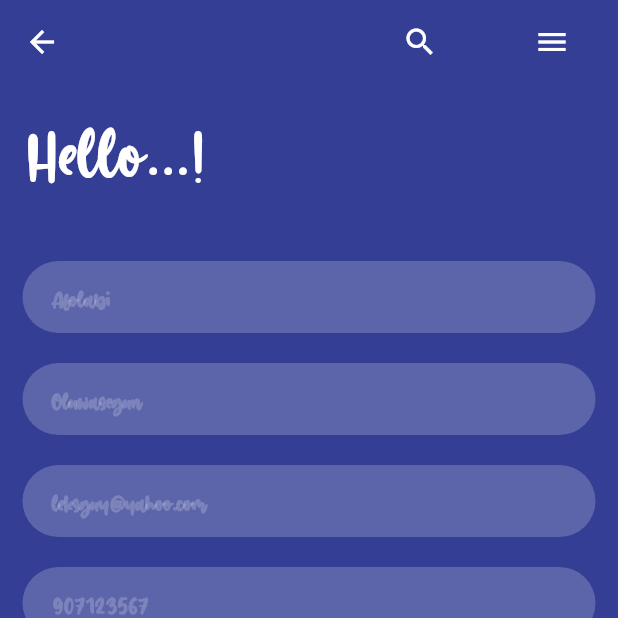
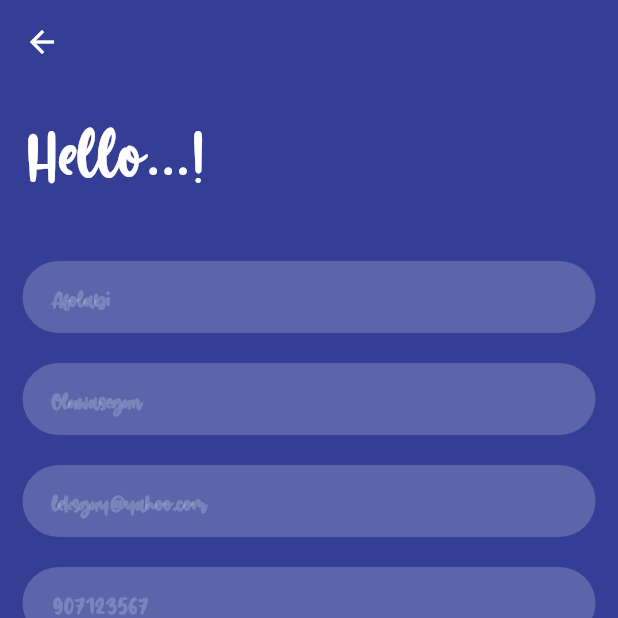
Before and after one commit to lekkss/flutter-authentication-ui, a Flutter app: the SignUp screen opened directly, on a phone screen of 412 x 824 dp, the top half of it. Run offline on Flutter 3.47's test engine with Material 2 defaults, Android fonts, the light colour scheme and no system bars.

Commit message:
screenshots

```diff
--- a/lib/screens/signup_page.dart
+++ b/lib/screens/signup_page.dart
@@ -10,19 +10,19 @@ class SignUp extends StatelessWidget {
       appBar: AppBar(
         elevation: 0,
         backgroundColor: Color(0XFF343E95),
-        actions: <Widget>[
-          FlatButton(
-            onPressed: () {},
-            child: Icon(Icons.search, color: Colors.white),
-          ),
-          FlatButton(
-            onPressed: () {},
-            child: Icon(
-              Icons.menu,
-              color: Colors.white,
-            ),
-          ),
-        ],
+        // actions: <Widget>[
+        //   FlatButton(
+        //     onPressed: () {},
+        //     child: Icon(Icons.search, color: Colors.white),
+        //   ),
+        //   FlatButton(
+        //     onPressed: () {},
+        //     child: Icon(
+        //       Icons.menu,
+        //       color: Colors.white,
+        //     ),
+        //   ),
+        // ],
       ),
       backgroundColor: Color(0XFF343E95),
       body: SingleChildScrollView(
```
Also changed, not shown: 3 other files.
